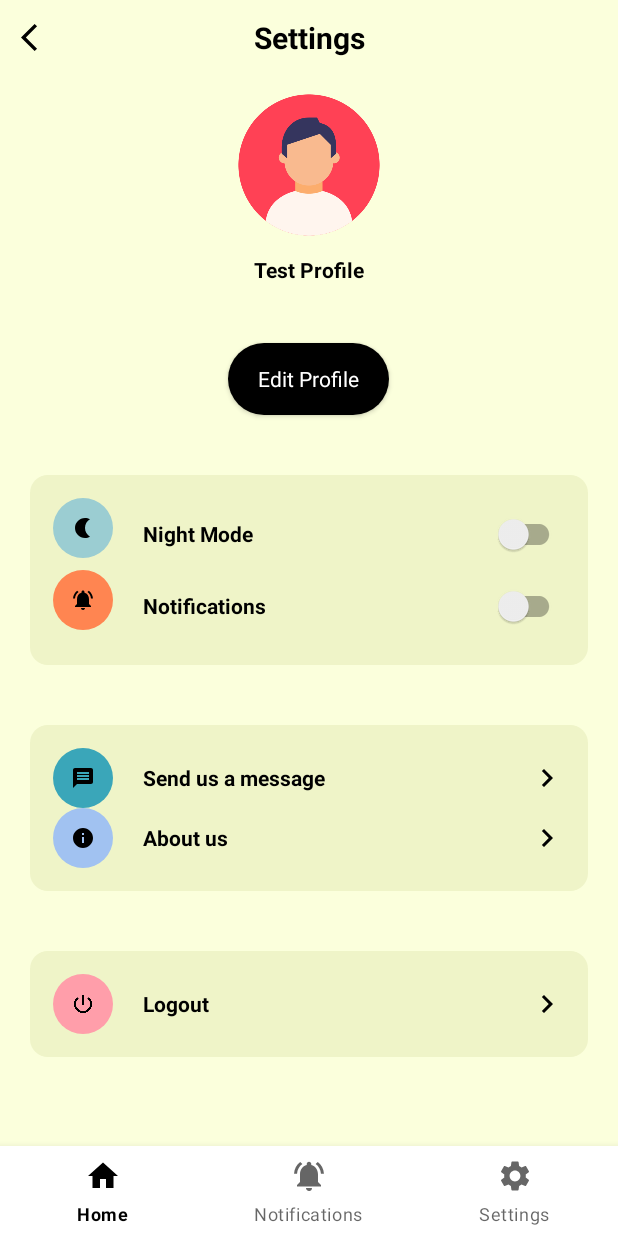
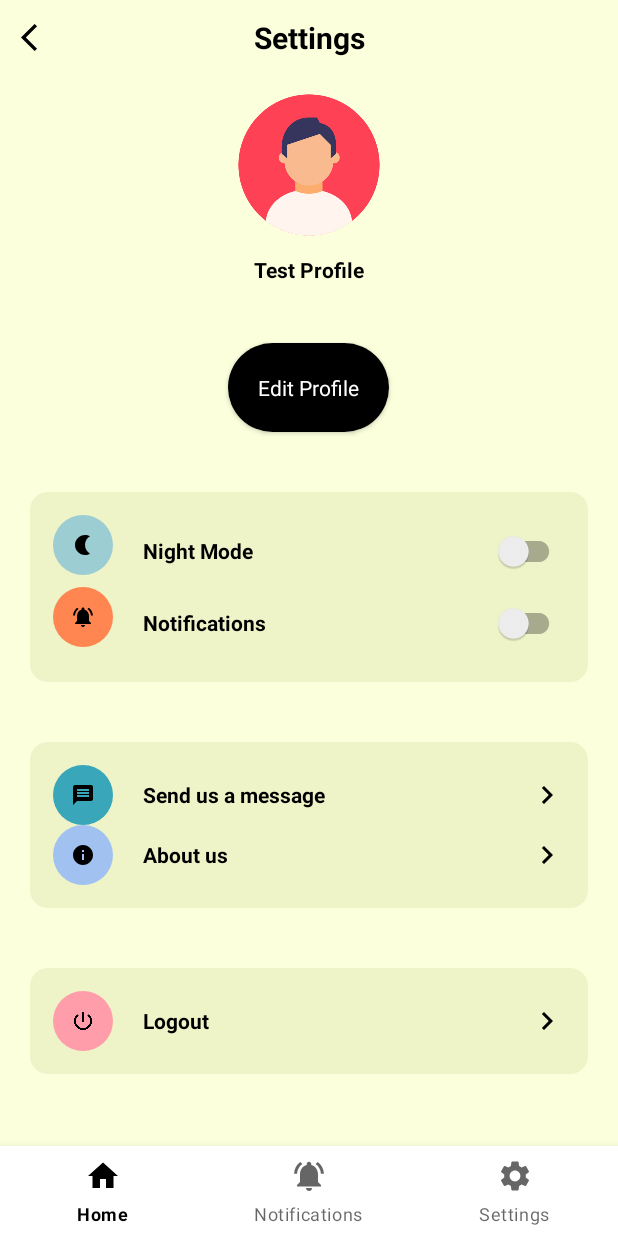
Before and after one commit to Parkhi19/Slowdy-Slow-and-Steady, an Android app: the SettingsFragment screen opened through its navigation route, on a phone screen of 412 x 824 dp. Run offline under Robolectric (Android 15) with nearby library versions, the phone set to English and light mode, and no system bars.

Commit message:
corrected primary button style

```diff
--- a/app/src/main/res/layout/fragment_settings.xml
+++ b/app/src/main/res/layout/fragment_settings.xml
@@ -71,7 +71,7 @@
                 tools:text="XXXXXXXXXXX" />
 
             <androidx.appcompat.widget.AppCompatButton
-                style="@style/PrimaryButton"
+                style="@style/ButtonPrimary"
                 android:layout_width="wrap_content"
                 android:layout_height="wrap_content"
                 android:layout_marginTop="20dp"
```
